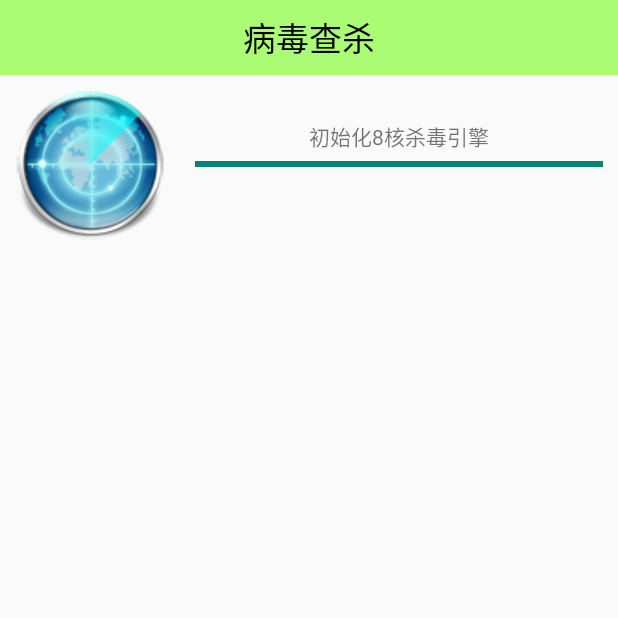
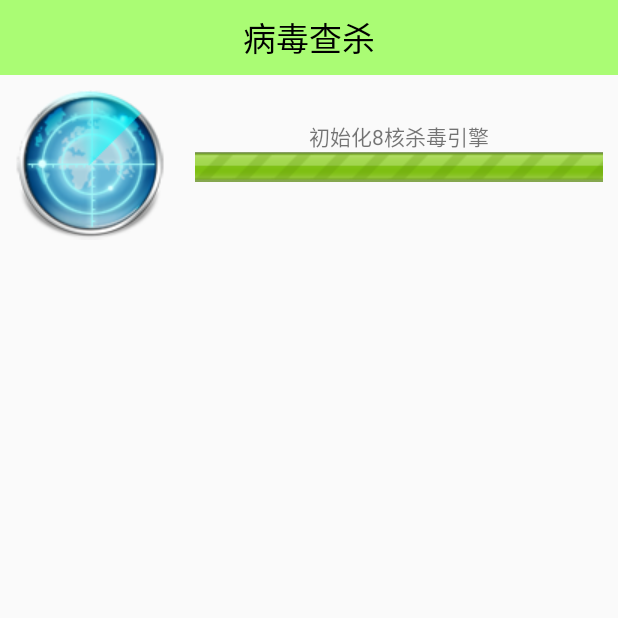
Before and after one commit to ios123developer/MobileSafe, an Android app: the AntivirusActivity screen opened directly, with no data from a screen before it, on a phone screen of 412 x 824 dp, the top half of it. Run offline under Robolectric (Android 15) with nearby library versions, the phone set to English and light mode, and no system bars; 2 statements that could not run were skipped.

Commit message:
mobilesafe完了

```diff
--- a/app/build.gradle
+++ b/app/build.gradle
@@ -26,4 +26,5 @@ dependencies {
     compile files('libs/gson-2.2.4.jar')
     compile 'com.android.support:appcompat-v7:23.4.0'
     compile 'com.android.support:support-v4:23.4.0'
+    compile files('libs/YoumiSdk_v5.00_2015-01-08.jar')
 }
--- a/app/src/main/java/com/szzgkon/mobilesafe/activity/HomeActivity.java
+++ b/app/src/main/java/com/szzgkon/mobilesafe/activity/HomeActivity.java
@@ -66,8 +66,12 @@ public class HomeActivity extends AppCompatActivity {
                         //进程管理
                         startActivity(new Intent(HomeActivity.this, TaskManagerActivity.class));
                         break;
+                    case 4:
+                        //流量统计
+                        startActivity(new Intent(HomeActivity.this, TrafficManagerActivity.class));
+                        break;
                     case 5:
-                        //进程管理
+                        //病毒扫描
                         startActivity(new Intent(HomeActivity.this, AntivirusActivity.class));
                         break;
                     case 6:
--- /dev/null
+++ b/app/src/main/res/drawable/progress_horizontal.xml
@@ -0,0 +1,28 @@
+<?xml version="1.0" encoding="utf-8"?>
+<!-- Copyright (C) 2008 The Android Open Source Project
+
+     Licensed under the Apache License, Version 2.0 (the "License");
+     you may not use this file except in compliance with the License.
+     You may obtain a copy of the License at
+
+          http://www.apache.org/licenses/LICENSE-2.0
+
+     Unless required by applicable law or agreed to in writing, software
+     distributed under the License is distributed on an "AS IS" BASIS,
+     WITHOUT WARRANTIES OR CONDITIONS OF ANY KIND, either express or implied.
+     See the License for the specific language governing permissions and
+     limitations under the License.
+-->
+
+<layer-list xmlns:android="http://schemas.android.com/apk/res/android">
+
+    <item android:id="@android:id/background" android:drawable="@drawable/security_progress_bg">
+
+    </item>
+
+
+    <item android:id="@android:id/progress" android:drawable="@drawable/security_progress">
+
+    </item>
+
+</layer-list>
--- a/app/src/main/res/layout/activity_antivirus.xml
+++ b/app/src/main/res/layout/activity_antivirus.xml
@@ -49,7 +49,7 @@
             android:layout_marginTop="20dp" />
         <ProgressBar
 
-            style="?android:attr/progressBarStyleHorizontal"
+            style="@style/MyHorizontalProgressBar"
             android:layout_width="match_parent"
             android:layout_height="wrap_content"
             android:layout_marginLeft="10dp"
--- a/app/src/main/res/layout/activity_clean_cache.xml
+++ b/app/src/main/res/layout/activity_clean_cache.xml
@@ -26,7 +26,9 @@
             android:layout_width="wrap_content"
             android:layout_height="wrap_content"
             android:id="@+id/progressBar2"
-            android:layout_gravity="left|top" />
+            style="@style/MyProgressBar"
+
+            />
 
         <TextView
             android:layout_width="wrap_content"
--- a/app/src/main/res/values/styles.xml
+++ b/app/src/main/res/values/styles.xml
@@ -77,4 +77,23 @@
         <item name="android:textSize">16.0dip</item>
         <item name="android:textColor">@color/textColorPrimaryDark</item>
     </style>
+
+    <style name="MyProgressBar" parent="android:Widget.ProgressBar">
+        <item name="android:indeterminateOnly">true</item>
+        <item name="android:indeterminateDrawable">@drawable/progress_medium_white</item>
+        <item name="android:indeterminateBehavior">repeat</item>
+        <item name="android:indeterminateDuration">3500</item>
+        <item name="android:minWidth">48dip</item>
+        <item name="android:maxWidth">48dip</item>
+        <item name="android:minHeight">48dip</item>
+        <item name="android:maxHeight">48dip</item>
+    </style>
+
+    <style name="MyHorizontalProgressBar" parent="android:Widget.ProgressBar.Horizontal">
+        <item name="android:indeterminateOnly">false</item>
+        <item name="android:progressDrawable">@drawable/progress_horizontal</item>
+        <item name="android:indeterminateDrawable">@android:drawable/progress_indeterminate_horizontal</item>
+        <item name="android:minHeight">20dip</item>
+        <item name="android:maxHeight">20dip</item>
+    </style>
 </resources>
```
Also changed, not shown: app/src/main/AndroidManifest.xml (+6 -4 lines), app/src/main/java/com/szzgkon/mobilesafe/activity/TrafficManagerActivity.java (added, +22 -0 lines), app/src/main/res/drawable/progress_medium_white.xml (added, +7 -0 lines), app/src/main/res/layout/activity_traffic_manager.xml (added, +35 -0 lines), app/src/main/res/drawable/security_progress.png (added), app/src/main/res/drawable/security_progress_bg.png (added).
